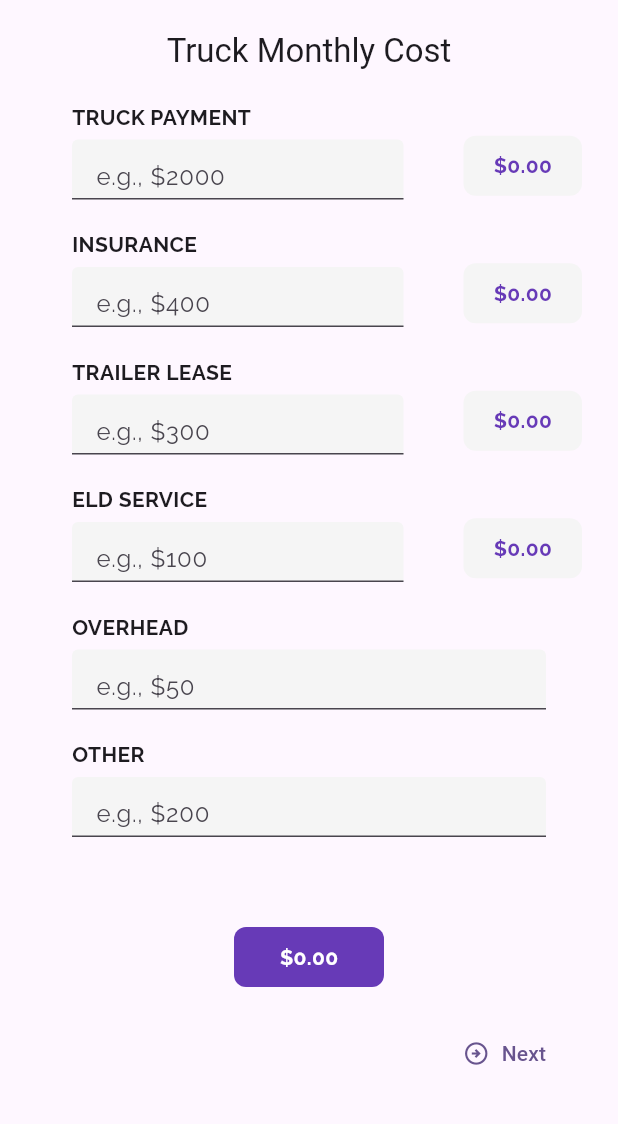
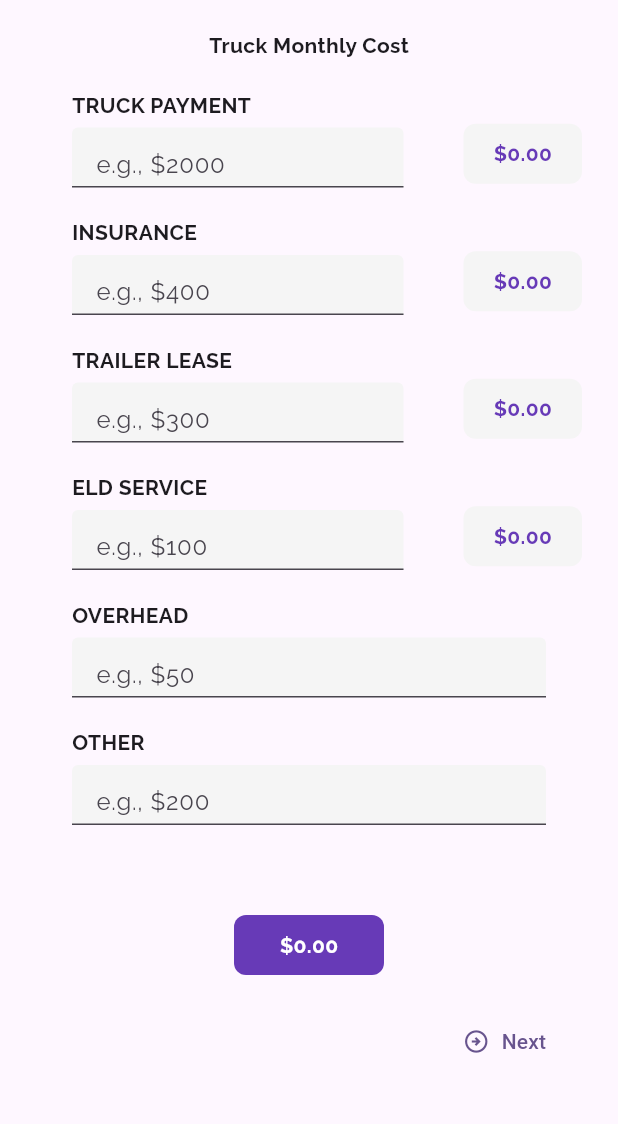
Before and after one commit to Gul-Is-Here/Truck-Calculator, a Flutter app: the screen it shows after launch, on a phone screen of 412 x 824 dp, the part 84-1208 px from its top. Run offline on Flutter 3.47's test engine with Material 3 defaults, Android fonts, the phone set to English and light mode, and no system bars; our stand-ins replace get, velocity_x.

Commit message:
'Minor Chnages and bug Fixed'

```diff
--- a/lib/controllers/home_controller.dart
+++ b/lib/controllers/home_controller.dart
@@ -1,4 +1,3 @@
-import 'dart:ffi';
 
 import 'package:flutter/material.dart';
 import 'package:get/get.dart';
--- a/lib/screens/home_screens/home_screen.dart
+++ b/lib/screens/home_screens/home_screen.dart
@@ -2,10 +2,9 @@ import 'package:dispatched_calculator_app/controllers/home_controller.dart';
 import 'package:dispatched_calculator_app/screens/home_screens/load_screen.dart';
 import 'package:flutter/material.dart';
 import 'package:get/get.dart';
-import 'package:velocity_x/velocity_x.dart';
 import '../../widgets/custome_textFormField.dart';
 import '../../widgets/customized_row_label_widget.dart';
-import 'mileage_fee_section.dart';
+
 
 class HomeScreen extends StatelessWidget {
   const HomeScreen({super.key});
@@ -37,7 +36,7 @@ class HomeScreen extends StatelessWidget {
                 Center(
                   child: Text(
                     'Truck Monthly Cost',
-                    style: Theme.of(context).textTheme.headline6,
+                    style: Theme.of(context).textTheme.bodyMedium,
                   ),
                 ),
                 const SizedBox(height: 20),
--- a/lib/screens/home_screens/load_screen.dart
+++ b/lib/screens/home_screens/load_screen.dart
@@ -2,10 +2,8 @@ import 'package:flutter/material.dart';
 import 'package:get/get.dart';
 import 'package:dispatched_calculator_app/controllers/home_controller.dart';
 import 'package:velocity_x/velocity_x.dart';
-
 import '../../widgets/addLoad_dialogBox.dart';
 import '../../widgets/custome_textFormField.dart';
-import '../../widgets/customized_row_label_widget.dart';
 import '../../screens/home_screens/mileage_fee_section.dart';
 import '../../widgets/delete_dialogBox.dart';
 
--- a/lib/screens/home_screens/mileage_fee_section.dart
+++ b/lib/screens/home_screens/mileage_fee_section.dart
@@ -3,8 +3,6 @@ import 'package:flutter/material.dart';
 import 'package:get/get.dart';
 import 'package:dispatched_calculator_app/controllers/home_controller.dart';
 import 'package:velocity_x/velocity_x.dart';
-
-import '../../widgets/custome_textFormField.dart';
 import '../../widgets/customized_row_label_widget.dart';
 
 class MileageFeSection extends StatelessWidget {
```
Also changed, not shown: pubspec.lock.
